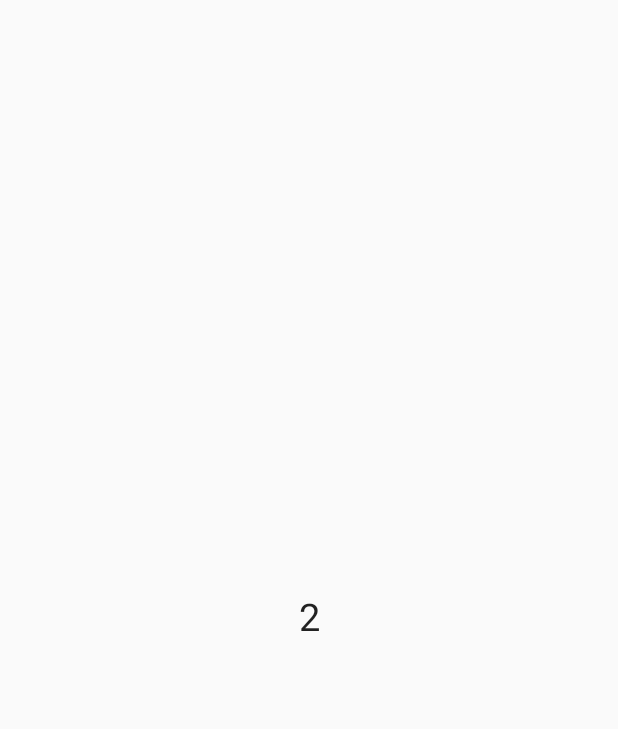
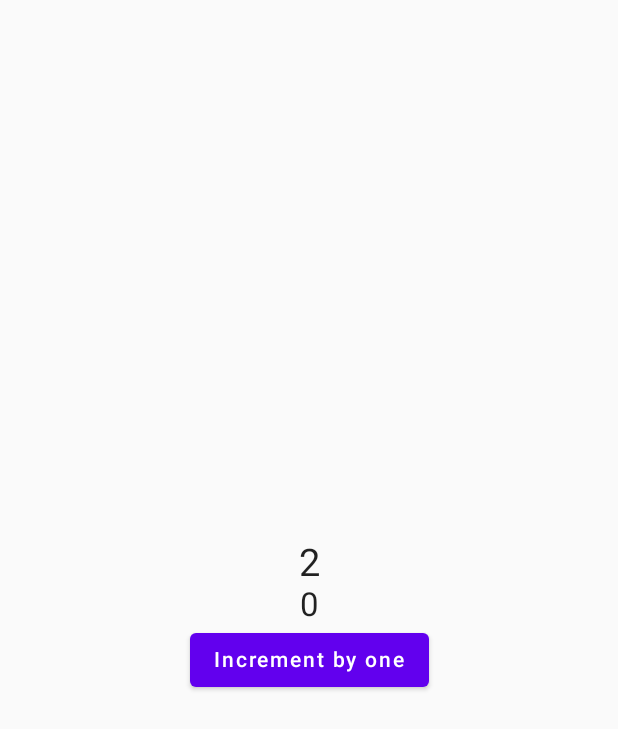
Before and after one commit to raheemadamboev/kotlin-flows, an Android app built with Jetpack Compose: the screen it shows after launch (MainActivity), on a phone screen of 412 x 824 dp. Before the commit the part shown is almost empty. Shown: the top 729 px of the screen. Run offline under Robolectric (Android 15) with nearby library versions, the phone set to English and light mode, and no system bars.

Commit message:
StateFlow

```diff
--- a/app/src/main/java/xyz/teamgravity/kotlinflows/MainActivity.kt
+++ b/app/src/main/java/xyz/teamgravity/kotlinflows/MainActivity.kt
@@ -3,8 +3,10 @@ package xyz.teamgravity.kotlinflows
 import android.os.Bundle
 import androidx.activity.ComponentActivity
 import androidx.activity.compose.setContent
-import androidx.compose.foundation.layout.Box
+import androidx.compose.foundation.layout.Arrangement
+import androidx.compose.foundation.layout.Column
 import androidx.compose.foundation.layout.fillMaxSize
+import androidx.compose.material.Button
 import androidx.compose.material.Text
 import androidx.compose.runtime.collectAsState
 import androidx.compose.ui.Alignment
@@ -21,12 +23,30 @@ class MainActivity : ComponentActivity() {
                 val viewmodel = viewModel<MainViewModel>()
                 val countdown = viewmodel.countDownFlow.collectAsState(initial = 10)
 
-                Box(modifier = Modifier.fillMaxSize()) {
+                val counter = viewmodel.counter.collectAsState() // don't use StateFlow with Compose, use State instead
+
+                Column(
+                    modifier = Modifier.fillMaxSize(),
+                    horizontalAlignment = Alignment.CenterHorizontally,
+                    verticalArrangement = Arrangement.Center
+                ) {
                     Text(
                         text = countdown.value.toString(),
-                        modifier = Modifier.align(Alignment.Center),
                         fontSize = 25.sp
                     )
+
+                    Text(
+                        text = counter.value.toString(),
+                        fontSize = 22.sp
+                    )
+
+                    Button(
+                        onClick = {
+                            viewmodel.incrementCounter()
+                        }
+                    ) {
+                        Text(text = "Increment by one")
+                    }
                 }
             }
         }
--- a/app/src/main/java/xyz/teamgravity/kotlinflows/MainViewModel.kt
+++ b/app/src/main/java/xyz/teamgravity/kotlinflows/MainViewModel.kt
@@ -18,6 +18,9 @@ class MainViewModel : ViewModel() {
         }
         emit(current)
     }
+
+    private val _counter = MutableStateFlow(0)
+    val counter: StateFlow<Int> = _counter.asStateFlow()
 
     init {
         //collectCountdown()
@@ -134,4 +137,8 @@ class MainViewModel : ViewModel() {
                 } // create new coroutine for collector with conflate(), but it only gets the last result (or should I say up-to-date?)
         }
     }
+
+    fun incrementCounter() {
+        _counter.value += 1
+    }
 }
```
